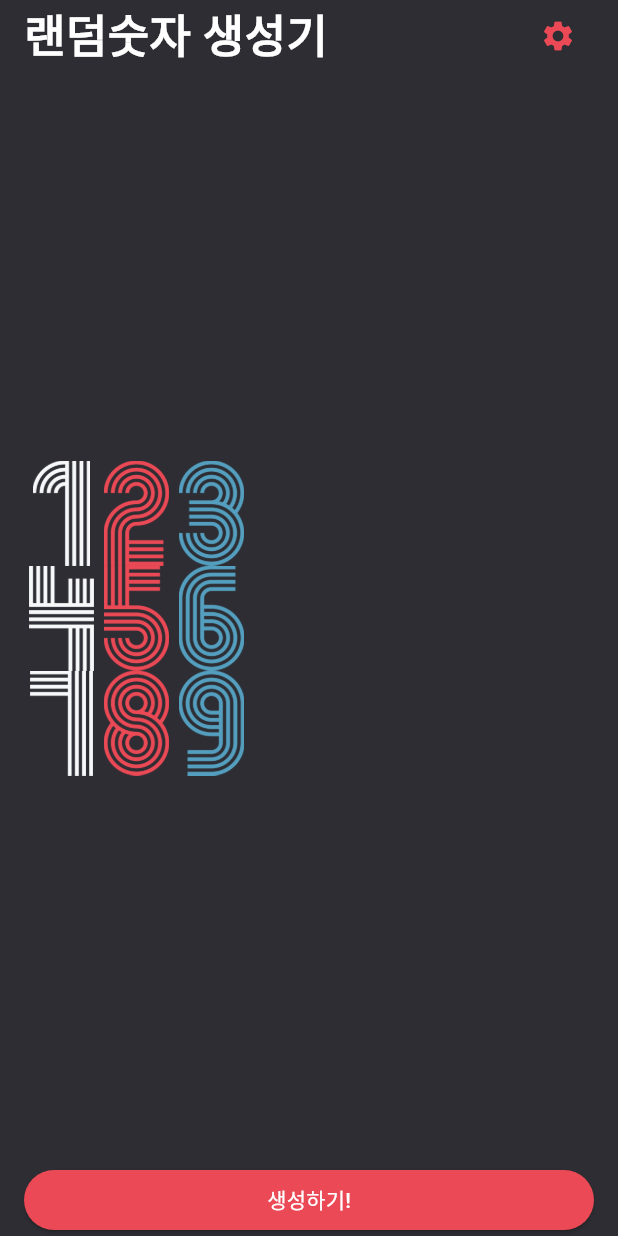
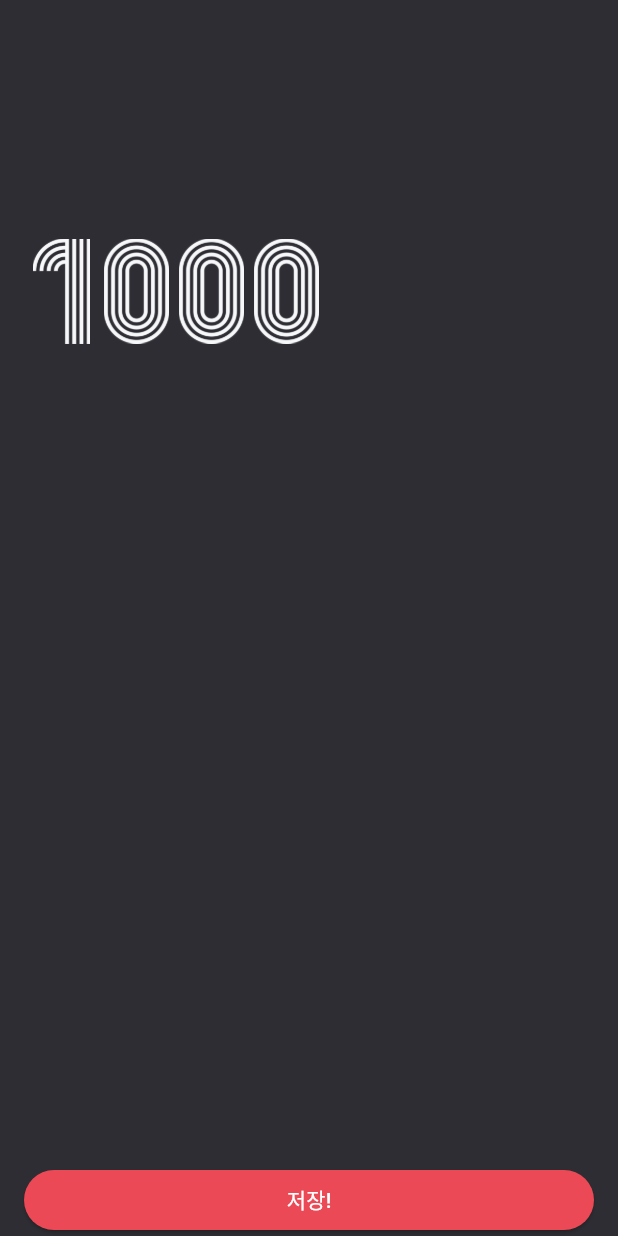
Before and after one commit to Henry03-dev/flutter_splashscreen, a Flutter app: the screen it shows after launch, after a tap on the "settings" icon, on a phone screen of 412 x 824 dp. Run offline on Flutter 3.47's test engine with Material 3 defaults, Android fonts, the phone set to English and light mode, and no system bars; our stand-ins replace webview_flutter.

Commit message:
25_0417_1

```diff
--- a/splash_screen/lib/screen/home_screen.dart
+++ b/splash_screen/lib/screen/home_screen.dart
@@ -1,11 +1,21 @@
 import 'package:flutter/material.dart';
+
 import 'package:webview_flutter/webview_flutter.dart';
 import 'dart:async';
 
 import 'package:splash_screen/const/color.dart';
+import 'package:splash_screen/screen/setting_screen.dart';
+import 'dart:math';
 
-class HomeScreen extends StatelessWidget {
+class HomeScreen extends StatefulWidget {
   const HomeScreen({super.key});
+
+  @override
+  State<HomeScreen> createState() => _HomeScreenState();
+}
+
+class _HomeScreenState extends State<HomeScreen> {
+  List<int> numbers = [123, 456, 789];
 
   @override
   Widget build(BuildContext context) {
@@ -18,24 +28,51 @@ class HomeScreen extends StatelessWidget {
             crossAxisAlignment: CrossAxisAlignment.stretch,
             children: [
               /// 제목과 아이콘 버튼이 있는곳
-              _Header(),
+              _Header(onPressed: onSettingIconPressed),
 
               /// 숫자가 있는곳
-              _Body(),
+              _Body(numbers: numbers),
 
               /// 버튼이 있는곳
-              _Footer(),
-
+              _Footer(onPressed: generateRandomNumber),
             ],
           ),
         ),
       ),
     );
   }
+
+  onSettingIconPressed() {
+    Navigator.of(context).push(
+      MaterialPageRoute(
+        builder: (BuildContext context) {
+          return SettingScreen();
+        },
+      ),
+    );
+  }
+
+  generateRandomNumber() {
+    final rand = Random();
+
+    final Set<int> newNumbers = {};
+    // Set에는 중복되는 값이 들어가지 못함
+
+    while (newNumbers.length < 3) {
+      final randomNumber = rand.nextInt(1000);
+      newNumbers.add(randomNumber);
+    }
+
+    setState(() {
+      numbers = newNumbers.toList();
+    });
+  }
 }
 
 class _Header extends StatelessWidget {
-  const _Header({super.key});
+  final VoidCallback onPressed;
+
+  const _Header({required this.onPressed, super.key});
 
   @override
   Widget build(BuildContext context) {
@@ -52,7 +89,7 @@ class _Header extends StatelessWidget {
         ),
         IconButton(
           color: redColor,
-          onPressed: () {},
+          onPressed: onPressed,
           icon: Icon(Icons.settings),
         ),
       ],
@@ -61,7 +98,9 @@ class _Header extends StatelessWidget {
 }
 
 class _Body extends StatelessWidget {
-  const _Body({super.key});
+  final List<int> numbers;
+
+  const _Body({required this.numbers, super.key});
 
   @override
   Widget build(BuildContext context) {
@@ -69,22 +108,21 @@ class _Body extends StatelessWidget {
       // Expanded로 최대로 확장하기
       child: Column(
         mainAxisAlignment: MainAxisAlignment.center,
-        children: [
-          123,
-          456,
-          789,
-        ]
+        children:
+            numbers
                 .map((e) => e.toString().split(''))
                 .map(
                   (e) => Row(
-              children: e
+                    children:
+                        e
                             .map(
                               (number) => Image.asset(
                                 'asset/img/$number.png',
                                 width: 50.0,
                                 height: 70.0,
                               ),
-                ).toList(),
+                            )
+                            .toList(),
                   ),
                 )
                 .toList(),
@@ -94,12 +132,14 @@ class _Body extends StatelessWidget {
 }
 
 class _Footer extends StatelessWidget {
-  const _Footer({super.key});
+  final VoidCallback onPressed;
+
+  const _Footer({required this.onPressed, super.key});
 
   @override
   Widget build(BuildContext context) {
     return ElevatedButton(
-      onPressed: () {},
+      onPressed: onPressed,
       style: ElevatedButton.styleFrom(
         backgroundColor: redColor,
         foregroundColor: Colors.white,
--- /dev/null
+++ b/splash_screen/lib/screen/setting_screen.dart
@@ -0,0 +1,93 @@
+import 'package:flutter/material.dart';
+import 'package:splash_screen/const/color.dart';
+
+class SettingScreen extends StatefulWidget {
+  const SettingScreen({super.key});
+
+  @override
+  State<SettingScreen> createState() => _SettingScreenState();
+}
+
+class _SettingScreenState extends State<SettingScreen> {
+  double maxNumber = 1000;
+
+  @override
+  Widget build(BuildContext context) {
+    return Scaffold(
+      backgroundColor: primaryColor,
+      body: SafeArea(
+        child: Padding(
+          padding: EdgeInsets.symmetric(horizontal: 16.0),
+          child: Column(
+            crossAxisAlignment: CrossAxisAlignment.stretch,
+            children: [
+              _Number(
+                maxNumber: maxNumber,
+              ),
+              _Slider(),
+              _Button(),
+            ],
+          ),
+        ),
+      ),
+    );
+  }
+}
+
+class _Button extends StatelessWidget {
+  const _Button({super.key});
+
+  @override
+  Widget build(BuildContext context) {
+    return ElevatedButton(
+      style: ElevatedButton.styleFrom(
+        backgroundColor: redColor,
+        foregroundColor: Colors.white,
+      ),
+      onPressed: () {
+        Navigator.of(context).pop();
+      },
+      child: Text('저장!'),
+    );
+  }
+}
+
+class _Number extends StatelessWidget {
+  double maxNumber;
+
+  _Number({
+    required this.maxNumber,
+    super.key,
+  });
+
+  @override
+  Widget build(BuildContext context) {
+    return Expanded(
+      child: Row(
+        children: maxNumber
+        .toInt()
+        .toString()
+        .split('')
+        .map(
+          (number) => Image.asset(
+            'asset/img/$number.png',
+            width: 50.0,
+            height: 70.0,
+          ),
+        )
+          .toList(),
+      ),
+    );
+  }
+}
+
+class _Slider extends StatelessWidget {
+  const _Slider({super.key});
+
+  @override
+  Widget build(BuildContext context) {
+    return Expanded(
+      child: Container(),
+    );
+  }
+}
```
Lines whose indentation alone changed are shown as unchanged.
